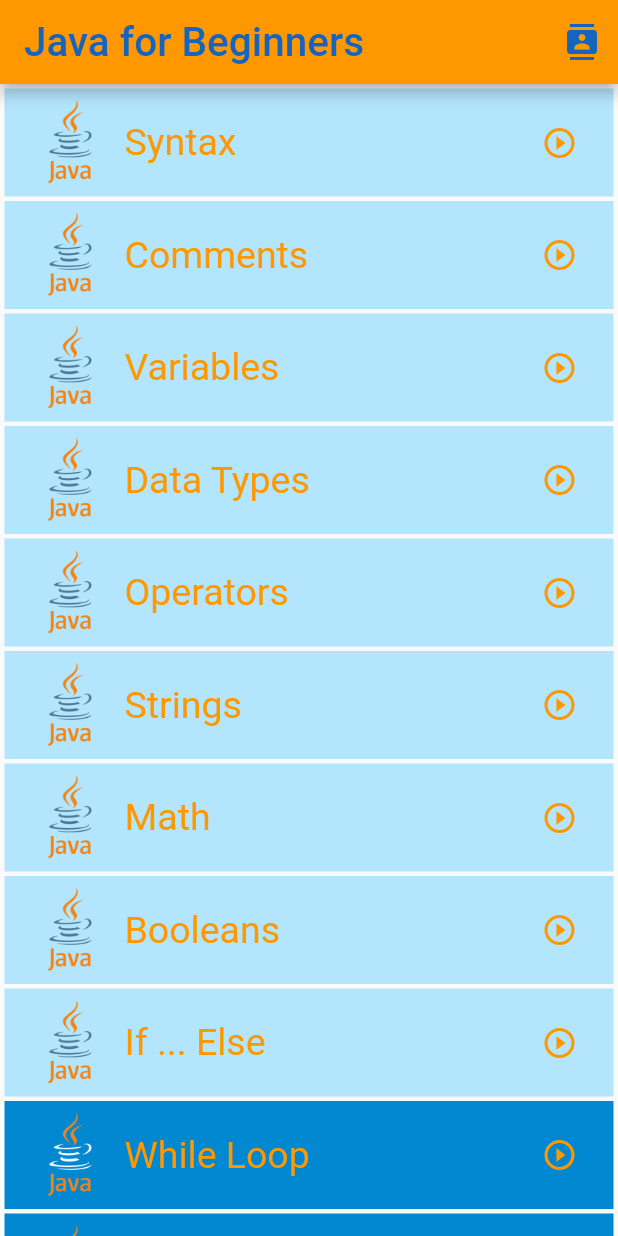
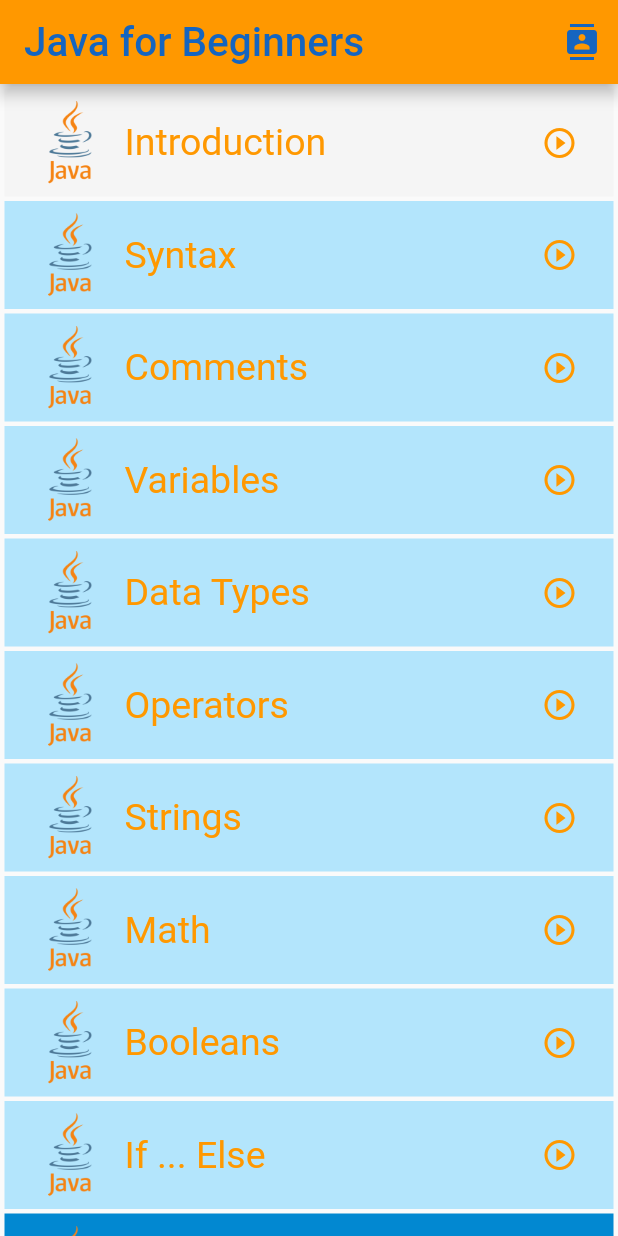
Before and after one commit to xPazone/java_for_beginners_app, a Flutter app: the screen it shows after launch, on a phone screen of 412 x 824 dp. Run offline on Flutter 3.47's test engine with Material 2 defaults, Android fonts, the phone set to English and light mode, and no system bars.

Commit message:
Version 1.3 Final Corrections

```diff
--- a/lib/screens/home_screen.dart
+++ b/lib/screens/home_screen.dart
@@ -16,6 +16,7 @@ import 'package:java_for_beginners_app/screens/javaforloop_screen.dart';
 import 'package:java_for_beginners_app/screens/javaarrays_screen.dart';
 import 'package:java_for_beginners_app/screens/javamethodparameters_screen.dart';
 import 'package:java_for_beginners_app/screens/javaclassesobjects_screen.dart';
+import 'package:java_for_beginners_app/screens/introduction_screen.dart';
 
 class HomeScreen extends StatefulWidget {
   @override
@@ -50,6 +51,38 @@ class _HomeScreenState extends State<HomeScreen> {
       body:
       ListView(
         children: <Widget>[
+          InkWell(
+            onTap: () {
+              print("Container clicked");
+              Navigator.push(
+                context,
+                MaterialPageRoute(builder: (context) => Introduction()),
+              );
+            },
+            child: Container(
+                padding: const EdgeInsets.all(8.0),
+                margin: const EdgeInsets.only(top: 3.0, right: 3.0, left: 3.0),
+                color: Colors.grey[100],
+                child: ListTile(
+                  leading: SizedBox(
+                    height: 100.0,
+                    width: 40.0,
+                    child: Image(
+                      image: AssetImage("assets/images/javalogo.png"),
+                    ),
+                  ),
+                  title: Text("Introduction",
+                      style: TextStyle(
+                        color: Colors.orange[500],
+                        fontSize: 25,
+                      )),
+                  trailing: Icon(
+                    Icons.play_circle_outline,
+                    color: Colors.orange[500],
+                  ),
+                )),
+          ),
+
           InkWell(
             onTap: () {
               print("Container clicked");
```
Also changed, not shown: lib/screens/introduction_screen.dart (added, +77 -0 lines).
